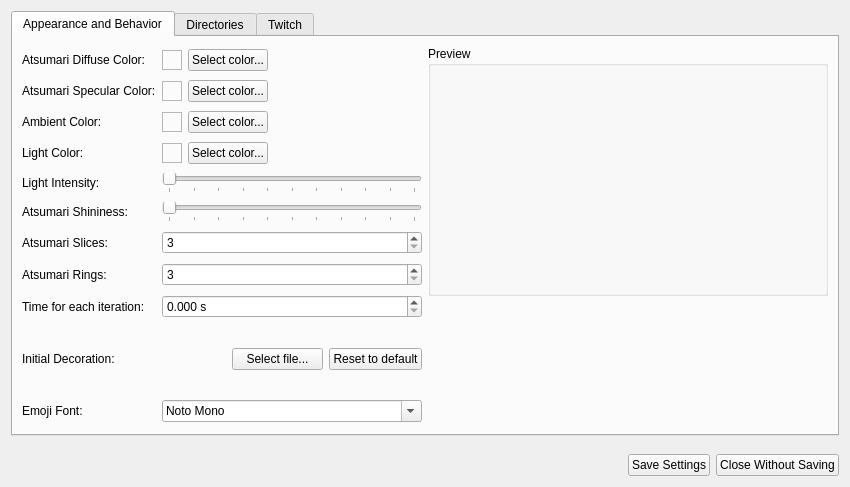
xiluembo/atsumari, file setupwidget.ui: the form before one commit.
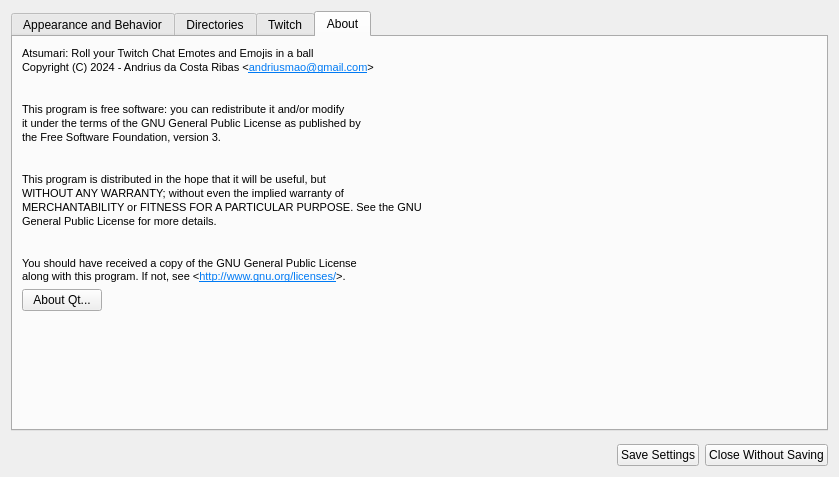
The form after the commit. The open tabs and pages were chosen to show the change.

Commit message: Add "About" tab

```diff
--- a/setupwidget.ui
+++ b/setupwidget.ui
@@ -6,8 +6,8 @@
    <rect>
     <x>0</x>
     <y>0</y>
-    <width>850</width>
-    <height>487</height>
+    <width>833</width>
+    <height>477</height>
    </rect>
   </property>
   <property name="windowTitle">
@@ -16,6 +16,9 @@
   <layout class="QVBoxLayout" name="verticalLayout">
    <item>
     <widget class="QTabWidget" name="tabWidget">
+     <property name="tabPosition">
+      <enum>QTabWidget::TabPosition::North</enum>
+     </property>
      <property name="currentIndex">
       <number>0</number>
      </property>
@@ -454,7 +457,7 @@
             <widget class="QFontComboBox" name="cboEmojiFont">
              <property name="currentFont">
               <font>
-               <family>Noto Mono</family>
+               <family>Tahoma</family>
               </font>
              </property>
             </widget>
@@ -689,6 +692,57 @@
        </item>
       </layout>
      </widget>
+     <widget class="QWidget" name="tabAbout">
+      <attribute name="title">
+       <string>About</string>
+      </attribute>
+      <layout class="QVBoxLayout" name="verticalLayout_7">
+       <item>
+        <widget class="QLabel" name="label_5">
+         <property name="text">
+          <string>&lt;html&gt;&lt;head/&gt;&lt;body&gt;&lt;p&gt;&lt;span style=&quot; font-size:8pt;&quot;&gt;Atsumari: Roll your Twitch Chat Emotes and Emojis in a ball&lt;/span&gt;&lt;br/&gt;&lt;span style=&quot; font-size:8pt;&quot;&gt;Copyright (C) 2024 - Andrius da Costa Ribas &amp;lt;&lt;/span&gt;&lt;a href=&quot;mailto:andriusmao@gmail.com&quot;&gt;&lt;span style=&quot; font-size:8pt; text-decoration: underline; color:#007af4;&quot;&gt;andriusmao@gmail.com&lt;/span&gt;&lt;/a&gt;&lt;span style=&quot; font-size:8pt;&quot;&gt;&amp;gt;&lt;/span&gt;&lt;br/&gt;&lt;span style=&quot; font-size:8pt;&quot;&gt;&lt;br/&gt;&lt;/span&gt;&lt;br/&gt;&lt;span style=&quot; font-size:8pt;&quot;&gt;This program is free software: you can redistribute it and/or modify&lt;/span&gt;&lt;br/&gt;&lt;span style=&quot; font-size:8pt;&quot;&gt;it under the terms of the GNU General Public License as published by&lt;/span&gt;&lt;br/&gt;&lt;span style=&quot; font-size:8pt;&quot;&gt;the Free Software Foundation, version 3.&lt;/span&gt;&lt;br/&gt;&lt;span style=&quot; font-size:8pt;&quot;&gt;&lt;br/&gt;&lt;/span&gt;&lt;br/&gt;&lt;span style=&quot; font-size:8pt;&quot;&gt;This program is distributed in the hope that it will be useful, but&lt;/span&gt;&lt;br/&gt;&lt;span style=&quot; font-size:8pt;&quot;&gt;WITHOUT ANY WARRANTY; without even the implied warranty of&lt;/span&gt;&lt;br/&gt;&lt;span style=&quot; font-size:8pt;&quot;&gt;MERCHANTABILITY or FITNESS FOR A PARTICULAR PURPOSE. See the GNU&lt;/span&gt;&lt;br/&gt;&lt;span style=&quot; font-size:8pt;&quot;&gt;General Public License for more details.&lt;/span&gt;&lt;br/&gt;&lt;span style=&quot; font-size:8pt;&quot;&gt;&lt;br/&gt;&lt;/span&gt;&lt;br/&gt;&lt;span style=&quot; font-size:8pt;&quot;&gt;You should have received a copy of the GNU General Public License&lt;/span&gt;&lt;br/&gt;&lt;span style=&quot; font-size:8pt;&quot;&gt;along with this program. If not, see &amp;lt;&lt;/span&gt;&lt;a href=&quot;http://www.gnu.org/licenses/&quot;&gt;&lt;span style=&quot; font-size:8pt; text-decoration: underline; color:#007af4;&quot;&gt;http://www.gnu.org/licenses/&lt;/span&gt;&lt;/a&gt;&lt;span style=&quot; font-size:8pt;&quot;&gt;&amp;gt;.&lt;/span&gt;&lt;/p&gt;&lt;/body&gt;&lt;/html&gt;</string>
+         </property>
+        </widget>
+       </item>
+       <item>
+        <layout class="QHBoxLayout" name="horizontalLayout_11">
+         <item>
+          <widget class="QPushButton" name="btnAboutQt">
+           <property name="text">
+            <string>About Qt...</string>
+           </property>
+          </widget>
+         </item>
+         <item>
+          <spacer name="horizontalSpacer_8">
+           <property name="orientation">
+            <enum>Qt::Orientation::Horizontal</enum>
+           </property>
+           <property name="sizeHint" stdset="0">
+            <size>
+             <width>40</width>
+             <height>20</height>
+            </size>
+           </property>
+          </spacer>
+         </item>
+        </layout>
+       </item>
+       <item>
+        <spacer name="verticalSpacer_3">
+         <property name="orientation">
+          <enum>Qt::Orientation::Vertical</enum>
+         </property>
+         <property name="sizeHint" stdset="0">
+          <size>
+           <width>20</width>
+           <height>40</height>
+          </size>
+         </property>
+        </spacer>
+       </item>
+      </layout>
+     </widget>
     </widget>
    </item>
    <item>
```
The commit also changes 2 other files.
